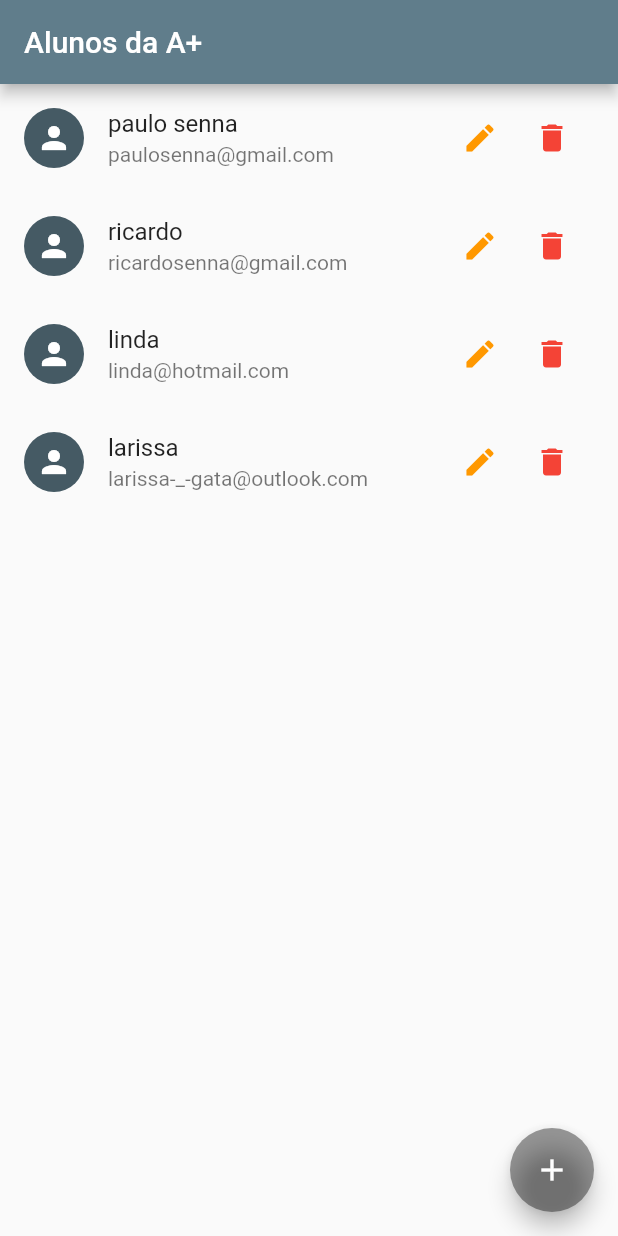
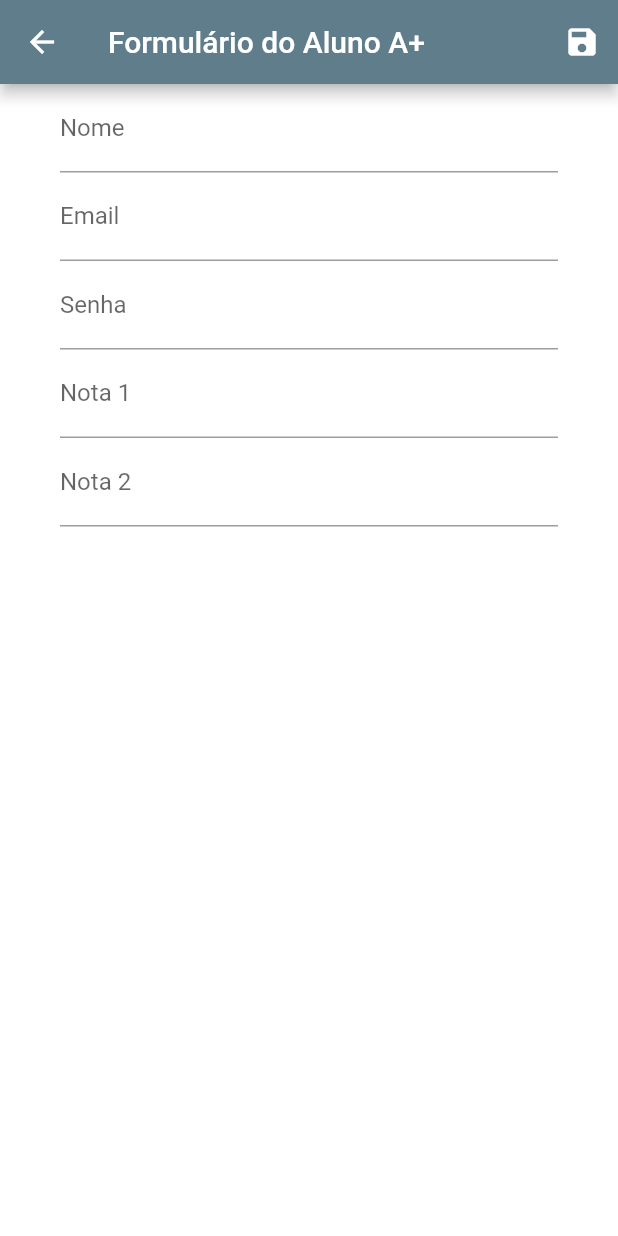
Before and after one commit to djesusguimaraes/iteracao-1, a Flutter app: the screen it shows after launch, after a tap on the "add" icon, on a phone screen of 412 x 824 dp. Run offline on Flutter 3.47's test engine with Material 2 defaults, Android fonts, the phone set to English and light mode, and no system bars; missing offline and left inert: dart:html.

Commit message:
criando form, falta confirmar senha e outras coisa

```diff
--- a/lib/entities/student.dart
+++ b/lib/entities/student.dart
@@ -12,4 +12,8 @@ class Student {
     required this.email,
     required this.password,
   });
+
+  Map<String, dynamic> toMap() {
+    return {"name": name, "email": email, "password": password};
+  }
 }
--- a/lib/main.dart
+++ b/lib/main.dart
@@ -57,23 +57,37 @@
 //   }
 // }
 
-import 'package:app/views/lists/notes_list.dart';
+import 'package:app/provider/students.dart';
+import 'package:app/routes/app_routes.dart';
+import 'package:app/views/forms/student_form.dart';
+import 'package:app/views/lists/students_list.dart';
 import 'package:app/views/login/login_page.dart';
 import 'package:app/views/register_page.dart';
 import 'package:flutter/material.dart';
+import 'package:provider/provider.dart';
 
 void main() => runApp(MyApp());
 
 class MyApp extends StatelessWidget {
   @override
   Widget build(BuildContext context) {
-    return MaterialApp(
-      title: 'Grades',
-      debugShowCheckedModeBanner: false,
-      theme: ThemeData(
-        primarySwatch: Colors.blueGrey,
+    return MultiProvider(
+      providers: [
+        ChangeNotifierProvider(
+          create: (context) => Students(),
+        )
+      ],
+      child: MaterialApp(
+        title: 'Grades',
+        debugShowCheckedModeBanner: false,
+        theme: ThemeData(
+          primarySwatch: Colors.blueGrey,
+        ),
+        routes: {
+          AppRoutes.HOME: (_) => StudentsList(),
+          AppRoutes.STUDENT_FORM: (_) => StudentForm()
+        },
       ),
-      home: NotesList(),
     );
   }
 }
--- /dev/null
+++ b/lib/navigation/navigate_to.dart
@@ -0,0 +1,6 @@
+class NavigateBack {}
+
+class NavigateTo {
+  final String routeName;
+  NavigateTo(this.routeName);
+}
--- /dev/null
+++ b/lib/provider/students.dart
@@ -0,0 +1,29 @@
+import 'package:app/data/dummy_students.dart';
+import 'package:app/entities/student.dart';
+import 'package:flutter/cupertino.dart';
+import 'package:flutter/material.dart';
+
+class Students with ChangeNotifier {
+  final Map<String, Student> _items = {...DUMMY_STUDENTS};
+
+  List<Student> get all {
+    return [..._items.values];
+  }
+
+  int get count {
+    return _items.length;
+  }
+
+  Student byIndex(int i) {
+    return _items.values.elementAt(i);
+  }
+
+  void put(Student student) {
+    // ignore: unnecessary_null_comparison
+    if (student == null) {
+      return;
+    }
+
+    notifyListeners();
+  }
+}
--- /dev/null
+++ b/lib/routes/app_routes.dart
@@ -0,0 +1,4 @@
+class AppRoutes {
+  static const HOME = '/';
+  static const STUDENT_FORM = '/student-form';
+}
--- /dev/null
+++ b/lib/views/forms/student_form.dart
@@ -0,0 +1,96 @@
+import 'package:flutter/cupertino.dart';
+import 'package:flutter/material.dart';
+
+class StudentForm extends StatelessWidget {
+  final _form = GlobalKey<FormState>();
+
+  @override
+  Widget build(BuildContext context) {
+    return Scaffold(
+      appBar: AppBar(
+        title: Text('Formulário do Aluno A+'),
+        actions: <Widget>[
+          IconButton(
+            icon: Icon(Icons.save),
+            onPressed: () {
+              _form.currentState?.save();
+              Navigator.of(context).pop();
+            },
+          )
+        ],
+      ),
+      body: Container(
+        padding: EdgeInsets.only(
+          left: 40,
+          right: 40,
+        ),
+        color: Colors.white,
+        child: ListView(
+          children: <Widget>[
+            Form(
+              key: _form,
+              child: Column(
+                children: <Widget>[
+                  TextFormField(
+                    decoration: InputDecoration(labelText: 'Nome'),
+                  ),
+                  TextFormField(
+                    decoration: InputDecoration(labelText: 'Email'),
+                  ),
+                  TextFormField(
+                    decoration: InputDecoration(labelText: 'Senha'),
+                  ),
+                  TextFormField(
+                    decoration: InputDecoration(labelText: 'Nota 1'),
+                  ),
+                  TextFormField(
+                    decoration: InputDecoration(labelText: 'Nota 2'),
+                  ),
+                ],
+              ),
+            ),
+            /* Container(
+              height: 40,
+              alignment: Alignment.centerRight,
+              decoration: BoxDecoration(
+                  gradient: LinearGradient(
+                      begin: Alignment.topLeft,
+                      end: Alignment.bottomRight,
+                      stops: [
+                        0.3,
+                        1
+                      ],
+                      colors: [
+                        Colors.white,
+                        Colors.black,
+                      ]),
+                  borderRadius: BorderRadius.all(
+                    Radius.circular(5),
+                  )),
+              child: SizedBox.expand(
+                child: FlatButton(
+                  child: Row(
+                    mainAxisAlignment: MainAxisAlignment.spaceBetween,
+                    children: <Widget>[
+                      Text(
+                        "Salvar",
+                        style: TextStyle(
+                          fontWeight: FontWeight.bold,
+                          color: Colors.black,
+                          fontSize: 20,
+                        ),
+                        textAlign: TextAlign.left,
+                      ),
+                      Container(),
+                    ],
+                  ),
+                  onPressed: () => {},
+                ),
+              ),
+            ), */
+          ],
+        ),
+      ),
+    );
+  }
+}
--- a/lib/views/lists/notes_list.dart
+++ /dev/null
@@ -1,24 +0,0 @@
-import 'package:app/components/student_tile.dart';
-import 'package:app/data/dummy_students.dart';
-import 'package:flutter/material.dart';
-
-class NotesList extends StatelessWidget {
-  @override
-  Widget build(BuildContext context) {
-    final students = {...DUMMY_STUDENTS};
-
-    return Scaffold(
-      appBar: AppBar(
-        title: Text('Alunos da A+'),
-      ),
-      body: ListView.builder(
-        itemCount: students.length,
-        itemBuilder: (context, i) => StudentTile(students.values.elementAt(i)),
-      ),
-      floatingActionButton: FloatingActionButton(
-          child: Icon(Icons.add),
-          onPressed: () {},
-          backgroundColor: Colors.black38),
-    );
-  }
-}
--- /dev/null
+++ b/lib/views/lists/students_list.dart
@@ -0,0 +1,32 @@
+import 'package:app/components/student_tile.dart';
+import 'package:app/navigation/navigate_to.dart';
+import 'package:app/provider/students.dart';
+import 'package:app/routes/app_routes.dart';
+import 'package:app/views/register_page.dart';
+import 'package:flutter/material.dart';
+import 'package:provider/provider.dart';
+
+class StudentsList extends StatelessWidget {
+  @override
+  Widget build(BuildContext context) {
+    final Students students = Provider.of(context);
+
+    return Scaffold(
+      appBar: AppBar(
+        title: Text('Alunos da A+'),
+      ),
+      body: ListView.builder(
+        itemCount: students.count,
+        itemBuilder: (ctx, i) => StudentTile(students.byIndex(i)),
+      ),
+      floatingActionButton: FloatingActionButton(
+          child: Icon(Icons.add),
+          onPressed: () {
+            Navigator.of(context).pushNamed(
+              AppRoutes.STUDENT_FORM,
+            );
+          },
+          backgroundColor: Colors.black38),
+    );
+  }
+}
--- a/pubspec.yaml
+++ b/pubspec.yaml
@@ -23,6 +23,7 @@ environment:
 dependencies:
   flutter:
     sdk: flutter
+  provider:
 
   # The following adds the Cupertino Icons font to your application.
   # Use with the CupertinoIcons class for iOS style icons.
```
Also changed, not shown: pubspec.lock, 1 other file.
